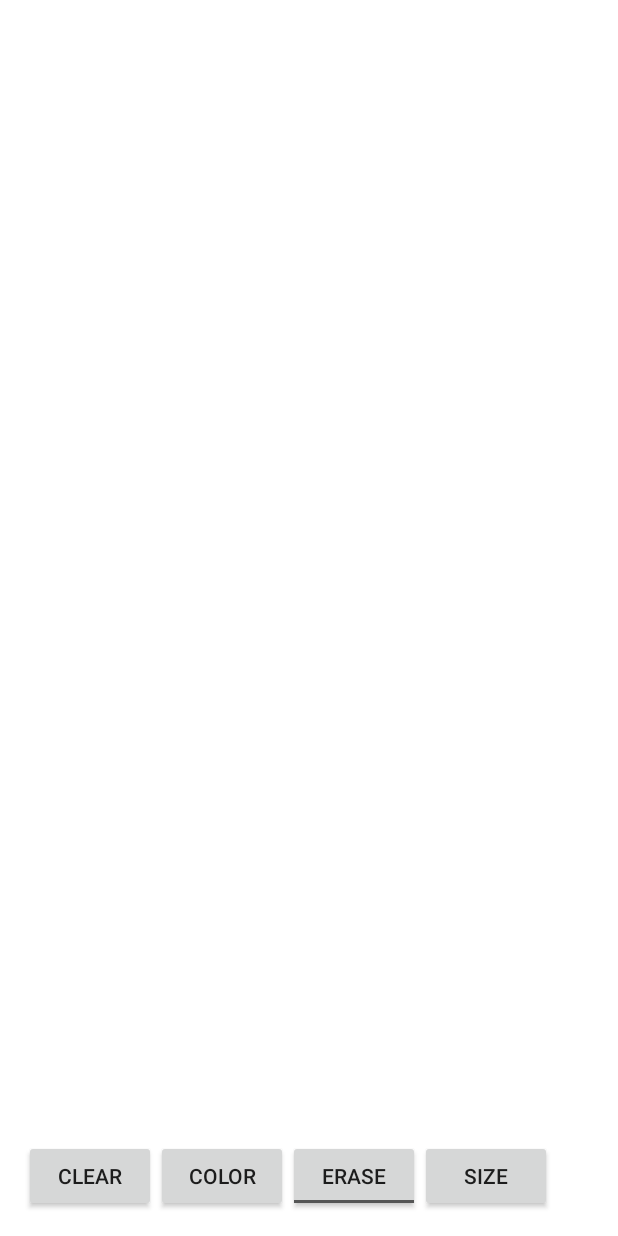
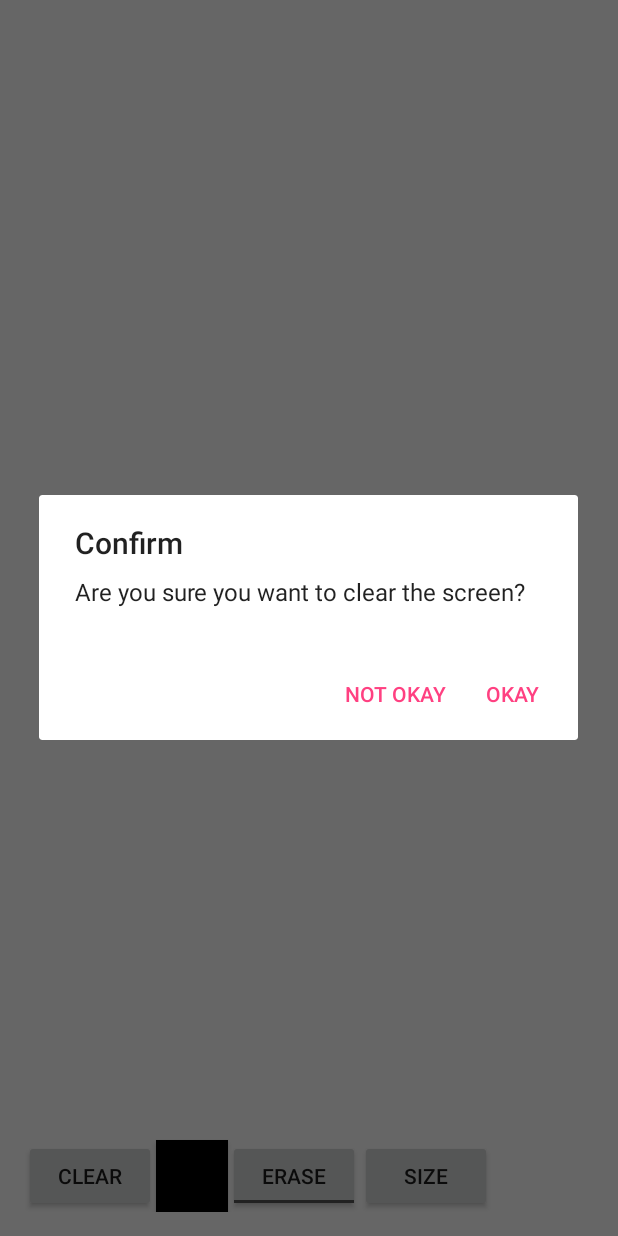
Before and after one commit to jlhuang1224/Sketchpad, an Android app: the screen it shows after launch (MainActivity), after a tap on "CLEAR", on a phone screen of 412 x 824 dp. Run offline under Robolectric (Android 15) with nearby library versions, the phone set to English and light mode, and no system bars; libraries missing offline, so code that uses them is left out: com.pes.androidmaterialcolorpickerdialog; 1 statement that could not run was skipped.

Commit message:
Color button now displays current color Pressing Clear now opens a confirmation dialog box

```diff
--- a/app/src/main/java/homework/cisc/mlgdev/com/sketchpad/DrawingView.java
+++ b/app/src/main/java/homework/cisc/mlgdev/com/sketchpad/DrawingView.java
@@ -19,7 +19,7 @@ public class DrawingView extends View {
 
     private Path drawPath;
     private Paint drawPaint, canvasPaint;
-    private int paintColor = 0xFF660000;
+    private int paintColor = 0xFF000000;
     private Canvas canvas;
     private Bitmap bitmap;
 
--- a/app/src/main/java/homework/cisc/mlgdev/com/sketchpad/MainActivity.java
+++ b/app/src/main/java/homework/cisc/mlgdev/com/sketchpad/MainActivity.java
@@ -42,6 +42,7 @@ public class MainActivity extends AppCompatActivity implements View.OnClickListe
         buttonClear.setOnClickListener(this);
 
         buttonColor = (Button) findViewById(R.id.buttonColor);
+        buttonColor.setBackgroundColor(Color.BLACK);
         buttonColor.setOnClickListener(this);
 
         buttonBrushSize = (Button) findViewById(R.id.buttonBrushSize);
@@ -61,12 +62,7 @@ public class MainActivity extends AppCompatActivity implements View.OnClickListe
     public void onClick(View v) {
         switch(v.getId()) {
             case R.id.buttonClear:
-                drawingView.clearCanvas();
-                drawingView.invalidate();
-                if(toggleErase.isChecked()) {
-                    drawingView.setPaintColor(selectedColorRGB);
-                    toggleErase.setChecked(false);
-                }
+                ShowConfirmClearDialog();
                 break;
             case R.id.buttonColor:
                 colorPicker.show();
@@ -79,6 +75,7 @@ public class MainActivity extends AppCompatActivity implements View.OnClickListe
                         selectedColorRGB = colorPicker.getColor();
                         Log.i("INFO", "The selected color is: " + selectedColorRGB);
                         drawingView.setPaintColor(selectedColorRGB);
+                        buttonColor.setBackgroundColor(selectedColorRGB);
                         if(toggleErase.isChecked()) {
                             toggleErase.setChecked(false);
                         }
@@ -97,11 +94,46 @@ public class MainActivity extends AppCompatActivity implements View.OnClickListe
                 }
                 break;
             case R.id.buttonBrushSize:
-                ShowDialog();
+                ShowSizeDialog();
         }
     }
 
-    public void ShowDialog()
+    public void ShowConfirmClearDialog() {
+        final AlertDialog.Builder popDialog = new AlertDialog.Builder(this);
+        //popDialog.setIcon(android.R.drawable.btn_star_big_on);
+        popDialog.setTitle("Confirm");
+        popDialog.setMessage("Are you sure you want to clear the screen?");
+
+        // Button OK
+        popDialog.setPositiveButton("Okay",
+                new DialogInterface.OnClickListener() {
+                    public void onClick(DialogInterface dialog, int which) {
+                        // clear the canvas
+                        drawingView.clearCanvas();
+                        // invalidate to force it to redraw
+                        drawingView.invalidate();
+                        if(toggleErase.isChecked()) {
+                            drawingView.setPaintColor(selectedColorRGB);
+                            toggleErase.setChecked(false);
+                        }
+                    }
+
+                });
+        // Button Not OK
+        popDialog.setNegativeButton("Not Okay",
+                new DialogInterface.OnClickListener() {
+                    public void onClick(DialogInterface dialog, int which) {
+                        // dismiss the dialog
+                        dialog.dismiss();
+                    }
+                });
+
+
+        popDialog.create();
+        popDialog.show();
+    }
+
+    public void ShowSizeDialog()
     {
         final AlertDialog.Builder popDialog = new AlertDialog.Builder(this);
         final SeekBar seek = new SeekBar(this);
@@ -115,18 +147,14 @@ public class MainActivity extends AppCompatActivity implements View.OnClickListe
         seek.setOnSeekBarChangeListener(new SeekBar.OnSeekBarChangeListener() {
             public void onProgressChanged(SeekBar seekBar, int progress, boolean fromUser){
                 //Do something here with new value
-                Log.i("INFO", "Progress is " + progress);
+                //Log.i("INFO", "Progress is " + progress);
                 brushSize = progress;
             }
-
             public void onStartTrackingTouch(SeekBar arg0) {
                 // TODO Auto-generated method stub
-
             }
-
             public void onStopTrackingTouch(SeekBar seekBar) {
                 // TODO Auto-generated method stub
-
             }
         });
 
--- a/app/src/main/res/layout/activity_main.xml
+++ b/app/src/main/res/layout/activity_main.xml
@@ -43,15 +43,6 @@
         android:textOn="@string/eraseOn" />
 
     <Button
-        android:text="color"
-        android:layout_width="wrap_content"
-        android:layout_height="wrap_content"
-        android:id="@+id/buttonColor"
-        android:layout_alignParentBottom="true"
-        android:layout_toRightOf="@+id/buttonClear"
-        android:layout_toEndOf="@+id/buttonClear" />
-
-    <Button
         android:text="size"
         android:layout_width="wrap_content"
         android:layout_height="wrap_content"
@@ -61,4 +52,13 @@
         android:layout_alignBottom="@+id/drawingView"
         android:layout_toRightOf="@+id/toggleErase" />
 
+    <Button
+        android:layout_width="wrap_content"
+        android:layout_height="wrap_content"
+        android:id="@+id/buttonColor"
+        android:minWidth="48dip"
+        android:layout_alignParentBottom="true"
+        android:layout_toRightOf="@+id/buttonClear"
+        android:layout_toEndOf="@+id/buttonClear" />
+
 </RelativeLayout>
```
